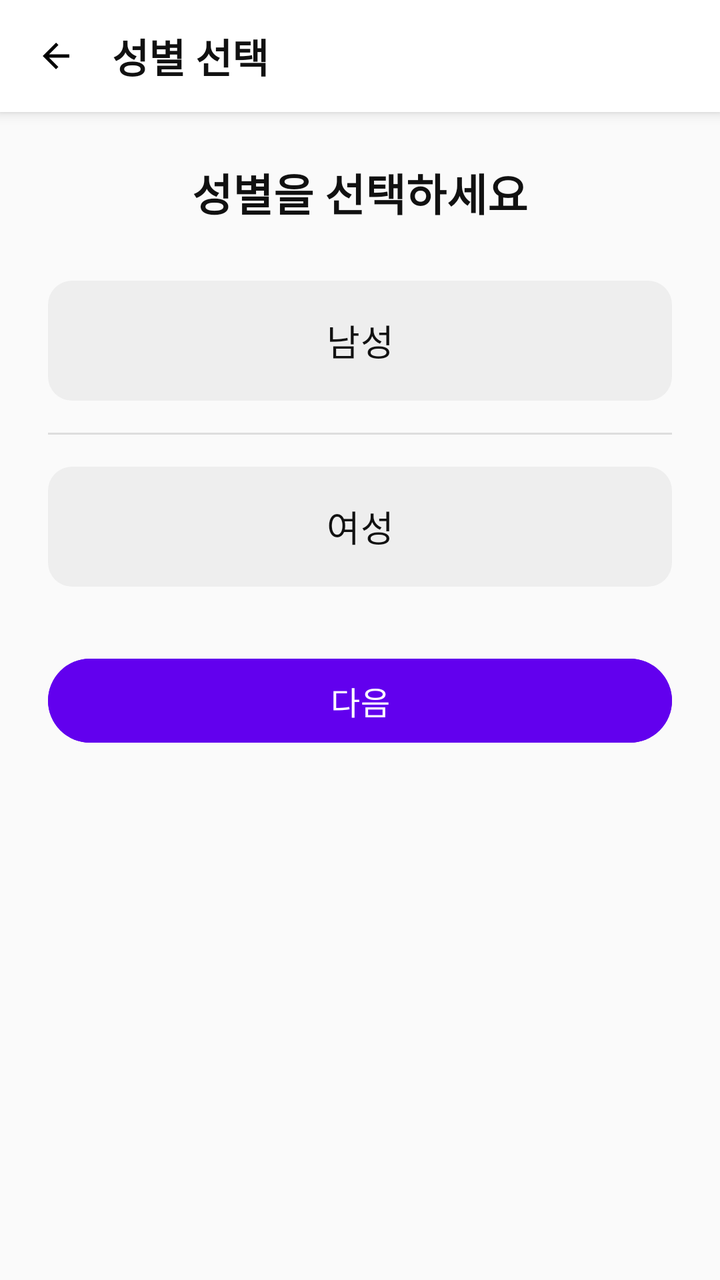
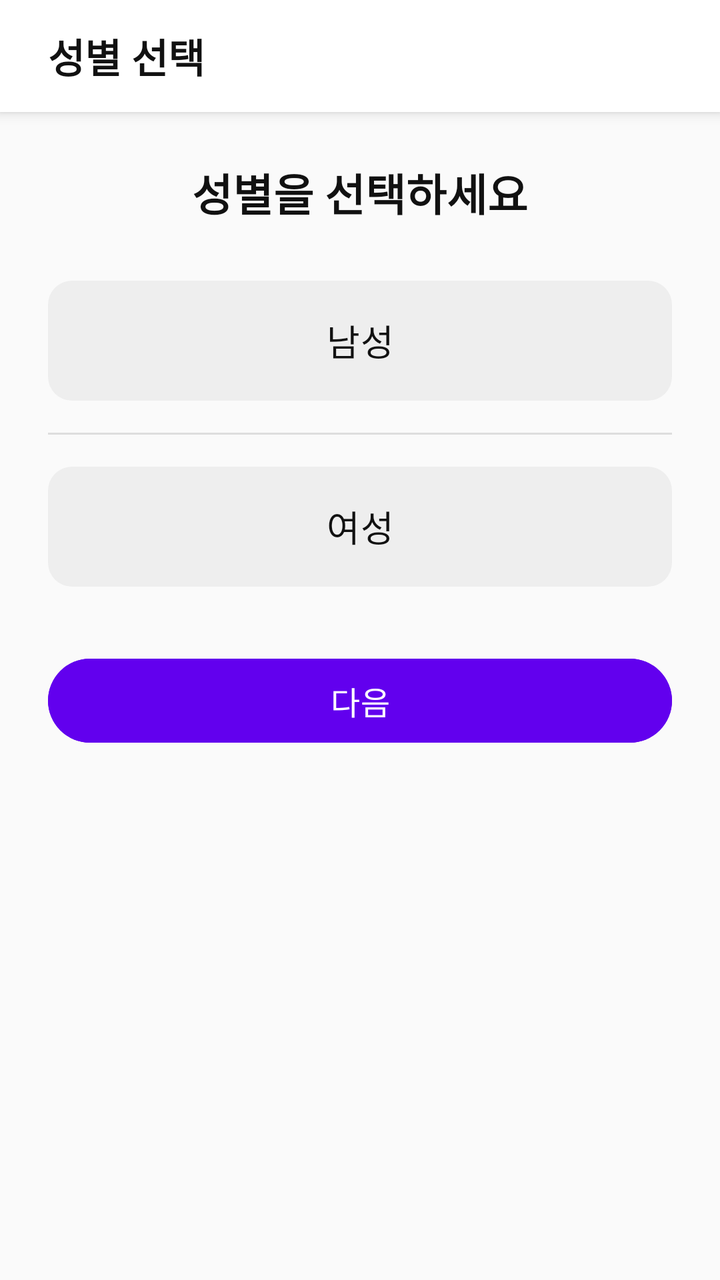

An Android layout rendered at two revisions. The XML below is the earlier revision; the diff shows what the commit changed to produce the second picture.
<!-- AndroidManifest.xml: application theme Theme.GJGN -->
<!-- res/layout/fragment_gender.xml -->
<?xml version="1.0" encoding="utf-8"?>
<LinearLayout xmlns:android="http://schemas.android.com/apk/res/android"
    android:layout_width="match_parent"
    android:layout_height="match_parent"
    android:orientation="vertical"
    android:background="#FAFAFA">

    
    <LinearLayout
        android:layout_width="match_parent"
        android:layout_height="56dp"
        android:orientation="horizontal"
        android:gravity="center_vertical"
        android:paddingStart="12dp"
        android:paddingEnd="12dp"
        android:background="@android:color/white"
        android:elevation="4dp">

        <ImageView
            android:id="@+id/btnBack"
            android:layout_width="32dp"
            android:layout_height="32dp"
            android:src="@drawable/ic_arrow_back"
            android:padding="6dp"
            android:background="?attr/selectableItemBackgroundBorderless" />

        <TextView
            android:text="성별 선택"
            android:textStyle="bold"
            android:textSize="20sp"
            android:textColor="#111111"
            android:layout_marginStart="12dp"
            android:layout_width="wrap_content"
            android:layout_height="wrap_content" />
    </LinearLayout>

    
    <ScrollView
        android:layout_width="match_parent"
        android:layout_height="match_parent"
        android:fillViewport="true">

        <LinearLayout
            android:orientation="vertical"
            android:padding="24dp"
            android:gravity="center_horizontal"
            android:layout_width="match_parent"
            android:layout_height="wrap_content">

            
            <TextView
                android:id="@+id/tvGenderTitle"
                android:layout_width="wrap_content"
                android:layout_height="wrap_content"
                android:text="성별을 선택하세요"
                android:textSize="22sp"
                android:textStyle="bold"
                android:textColor="#111111"
                android:layout_marginBottom="28dp" />

            
            <RadioGroup
                android:id="@+id/rgGender"
                android:layout_width="match_parent"
                android:layout_height="wrap_content"
                android:orientation="vertical">

                
                <RadioButton
                    android:id="@+id/btnMale"
                    android:layout_width="match_parent"
                    android:layout_height="60dp"
                    android:text="남성"
                    android:textSize="18sp"
                    android:textColor="#111111"
                    android:gravity="center"
                    android:button="@null"
                    android:background="@drawable/bg_selectable"
                    android:padding="12dp" />

                
                <View
                    android:layout_width="match_parent"
                    android:layout_height="1dp"
                    android:layout_marginTop="16dp"
                    android:layout_marginBottom="16dp"
                    android:background="#DDDDDD" />

                
                <RadioButton
                    android:id="@+id/btnFemale"
                    android:layout_width="match_parent"
                    android:layout_height="60dp"
                    android:text="여성"
                    android:textSize="18sp"
                    android:textColor="#111111"
                    android:gravity="center"
                    android:button="@null"
                    android:background="@drawable/bg_selectable"
                    android:padding="12dp" />

            </RadioGroup>

            
            <Button
                android:id="@+id/btnNextGender"
                android:layout_width="match_parent"
                android:layout_height="50dp"
                android:text="다음"
                android:textSize="16sp"
                android:layout_marginTop="32dp"
                android:textColor="@android:color/white"
                android:backgroundTint="@color/purple_500" />

        </LinearLayout>
    </ScrollView>

</LinearLayout>
<!-- resources referenced by this layout -->
<resources>
  <color name="purple_500">#FF6200EE</color>
  <!-- drawable bg_selectable (drawable) -->
  <selector xmlns:android="http://schemas.android.com/apk/res/android">
  
      
      <item android:state_pressed="true">
          <shape android:shape="rectangle">
              <solid android:color="#E0E0E0"/> 
              <corners android:radius="12dp"/>
          </shape>
      </item>
  
      
      <item>
          <shape android:shape="rectangle">
              <solid android:color="@color/gray_light"/>
              <corners android:radius="12dp"/>
          </shape>
      </item>
  
  </selector>
  <!-- drawable ic_arrow_back (drawable) -->
  <vector xmlns:android="http://schemas.android.com/apk/res/android"
      android:width="24dp"
      android:height="24dp"
      android:viewportWidth="24"
      android:viewportHeight="24">
  
      <path
          android:fillColor="#000000"
          android:pathData="M20,11H7.83l5.59,-5.59L12,4l-8,8 8,8 1.41,-1.41L7.83,13H20v-2z"/>
  </vector>
  <style name="Theme.GJGN" parent="Theme.Material3.Light.NoActionBar">
  
          
          <item name="android:windowBackground">@color/white</item>
          <item name="android:statusBarColor">@color/white</item>
          <item name="android:navigationBarColor">@color/white</item>
  
          
          <item name="colorOnSurface">@color/black</item>
          <item name="colorOnBackground">@color/black</item>
  
          
          <item name="colorPrimary">@color/teal_700</item>
          <item name="colorPrimaryContainer">@color/teal_700</item>
          <item name="colorSecondary">@color/teal_700</item>
  
      </style>
  <color name="gray_light">#EEEEEE</color>
  <color name="white">#FFFFFF</color>
  <color name="black">#000000</color>
  <color name="teal_700">#00796B</color>
</resources>

<!-- the commit's change to res/layout/fragment_gender.xml (unified diff, before → after) -->
@@ -15,14 +15,6 @@
         android:paddingEnd="12dp"
         android:background="@android:color/white"
         android:elevation="4dp">
-
-        <ImageView
-            android:id="@+id/btnBack"
-            android:layout_width="32dp"
-            android:layout_height="32dp"
-            android:src="@drawable/ic_arrow_back"
-            android:padding="6dp"
-            android:background="?attr/selectableItemBackgroundBorderless" />
 
         <TextView
             android:text="성별 선택"
<!-- resource entries referenced after the edit -->
@@ -21,17 +21,6 @@
       </item>
   
   </selector>
-  <!-- drawable ic_arrow_back (drawable) -->
-  <vector xmlns:android="http://schemas.android.com/apk/res/android"
-      android:width="24dp"
-      android:height="24dp"
-      android:viewportWidth="24"
-      android:viewportHeight="24">
-  
-      <path
-          android:fillColor="#000000"
-          android:pathData="M20,11H7.83l5.59,-5.59L12,4l-8,8 8,8 1.41,-1.41L7.83,13H20v-2z"/>
-  </vector>
   <style name="Theme.GJGN" parent="Theme.Material3.Light.NoActionBar">
   
           
